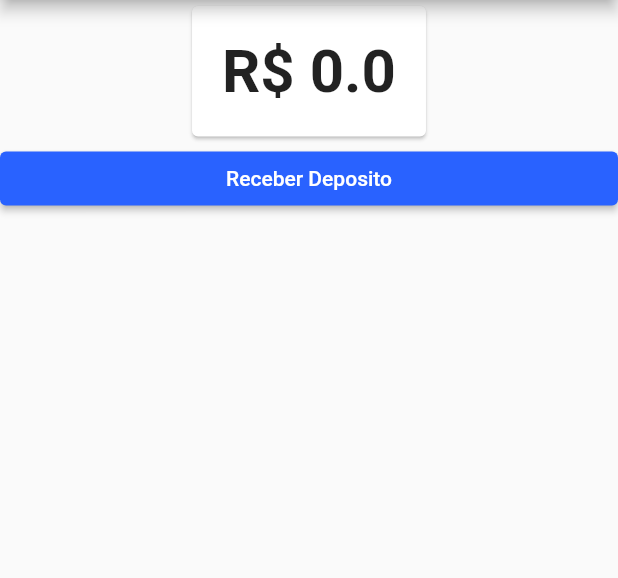
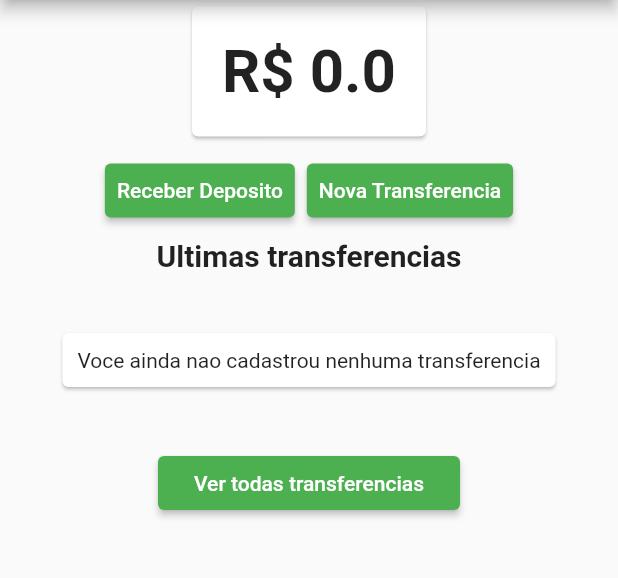
Before and after one commit to alexguidi/bytebank, a Flutter app: the screen it shows after launch, on a phone screen of 412 x 824 dp, the part 84-662 px from its top. Run offline on Flutter 3.47's test engine with Material 2 defaults, Android fonts, the phone set to English and light mode, and no system bars.

Commit message:
Gerenciando e validando transferencias

```diff
--- /dev/null
+++ b/lib/models/transferencias.dart
@@ -0,0 +1,14 @@
+import 'package:bytebank/models/transferencia.dart';
+import 'package:flutter/material.dart';
+
+class Transferencias extends ChangeNotifier{
+  final List<Transferencia> _transferencias = [];
+
+  List<Transferencia> get transferencias => _transferencias;
+
+  adiciona(Transferencia novaTransferencia){
+    transferencias.add(novaTransferencia);
+
+    notifyListeners();
+  }
+}
--- a/lib/screens/dashboard/dashboard.dart
+++ b/lib/screens/dashboard/dashboard.dart
@@ -1,6 +1,9 @@
 import 'package:bytebank/models/saldo.dart';
 import 'package:bytebank/screens/dashboard/saldo.dart';
 import 'package:bytebank/screens/deposito/formulario.dart';
+import 'package:bytebank/screens/transferencia/formulario.dart';
+import 'package:bytebank/screens/transferencia/lista.dart';
+import 'package:bytebank/screens/transferencia/ultimas.dart';
 import 'package:flutter/material.dart';
 import 'package:provider/provider.dart';
 
@@ -15,14 +18,35 @@ class Dashboard extends StatelessWidget {
             alignment: Alignment.topCenter,
             child: SaldoCard(),
           ),
+          ButtonBar(
+            alignment: MainAxisAlignment.center,
+            children: <Widget>[
               RaisedButton(
                 child: Text('Receber Deposito'),
+                color: Colors.green,
                 onPressed: () {
-                Navigator.push(context, MaterialPageRoute(builder: (context){
+                  Navigator.push(context, MaterialPageRoute(builder: (context) {
                     return FormularioDeposito();
                   }));
                 },
               ),
+              RaisedButton(
+                color: Colors.green,
+                child: Text('Nova Transferencia'),
+                onPressed: (){
+                  Navigator.push(
+                      context,
+                      MaterialPageRoute(
+                          builder: (context){
+                            return FormularioTransferencia();
+                          }
+                      )
+                  );
+                },
+              )
+            ],
+          ),
+          UltimasTransferencias()
         ]));
   }
 }
--- /dev/null
+++ b/lib/screens/transferencia/ultimas.dart
@@ -0,0 +1,71 @@
+import 'package:bytebank/models/transferencias.dart';
+import 'package:flutter/cupertino.dart';
+import 'package:flutter/material.dart';
+import 'package:provider/provider.dart';
+
+import 'lista.dart';
+
+final _titulo = 'Ultimas transferencias';
+
+class SemTransferenciaCadastrada extends StatelessWidget {
+  Widget build(BuildContext context) {
+    return Card(
+      margin: EdgeInsets.all(40),
+      child: Padding(
+        padding: EdgeInsets.all(10),
+        child: Text(
+          'Voce ainda nao cadastrou nenhuma transferencia',
+          textAlign: TextAlign.center,
+        ),
+      ),
+    );
+  }
+}
+
+class UltimasTransferencias extends StatelessWidget {
+  Widget build(BuildContext context) {
+    return Column(
+      children: <Widget>[
+        Text(
+          _titulo,
+          style: TextStyle(
+            fontWeight: FontWeight.bold,
+            fontSize: 20,
+          ),
+        ),
+        Consumer<Transferencias>(builder: (context, transferencias, child) {
+          final _quantidade = transferencias.transferencias.length;
+          final _ultimasTransferencias =
+              transferencias.transferencias.reversed.toList();
+
+          int _tamanho = 2;
+
+          if(_quantidade == 0){
+            return SemTransferenciaCadastrada();
+          }
+
+          if (_quantidade < 3) {
+            _tamanho = _quantidade;
+          }
+          return ListView.builder(
+            padding: const EdgeInsets.all(0),
+            itemCount: _tamanho,
+            shrinkWrap: true,
+            itemBuilder: (context, indice) {
+              return ItemTransferencia(_ultimasTransferencias[indice]);
+            },
+          );
+        }),
+        RaisedButton(
+          color: Colors.green,
+          child: Text('Ver todas transferencias'),
+          onPressed: () {
+            Navigator.push(context, MaterialPageRoute(builder: (context) {
+              return ListaTransferencias();
+            }));
+          },
+        ),
+      ],
+    );
+  }
+}
```
Also changed, not shown: lib/main.dart (+6 -2 lines), lib/models/transferencia.dart (+6 -3 lines), lib/screens/transferencia/formulario.dart (+22 -10 lines), lib/screens/transferencia/lista.dart (+16 -29 lines), 1 other file. Lines whose indentation alone changed are shown as unchanged.
